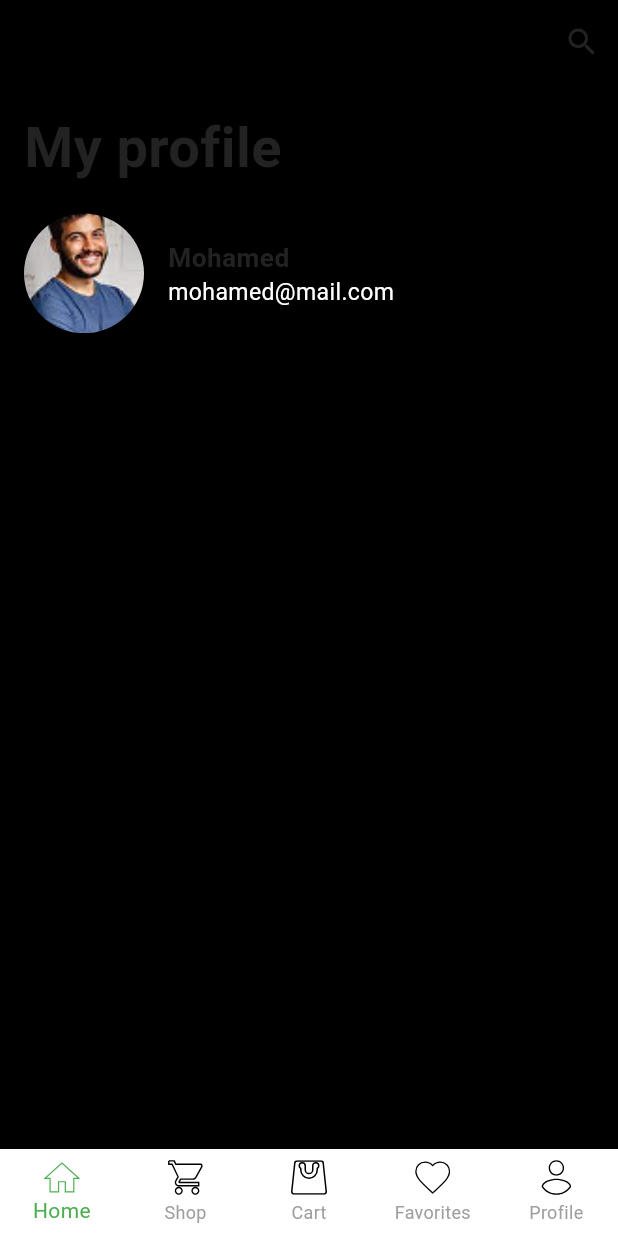
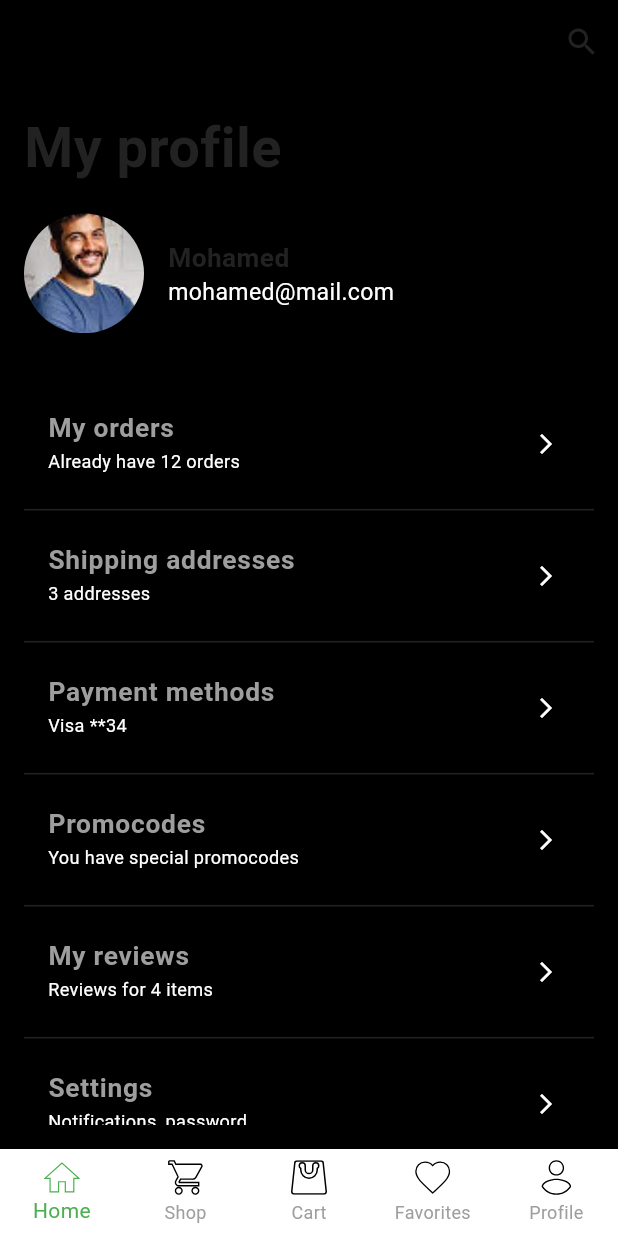
Before and after one commit to ideasandconceptsit/khayat_team1, a Flutter app: the screen it shows after launch, on a phone screen of 412 x 824 dp. Run offline on Flutter 3.47's test engine with Material 3 defaults, Android fonts, the phone set to English and light mode, and no system bars; our stand-ins replace dio, flutter_screenutil, flutter_svg, get, get_storage; missing offline and left inert: awesome_dio_interceptor; Roboto replaces fonts that are missing (Tajawal).

Commit message:
Add SliverListProfileOption widget and integrate it into Body widget

```diff
--- a/lib/features/profile/view/widget/body.dart
+++ b/lib/features/profile/view/widget/body.dart
@@ -1,6 +1,7 @@
 import 'package:flutter/material.dart';
 import 'package:flutter_screenutil/flutter_screenutil.dart';
 import 'package:team1_khayat/features/profile/view/widget/custom_cirecle_image.dart';
+import 'package:team1_khayat/features/profile/view/widget/sliver_list_profile_option.dart';
 
 import '../../../../core/widget/header_view_widget.dart';
 
@@ -18,8 +19,16 @@ class Body extends StatelessWidget {
                   SliverToBoxAdapter(
                   child: SizedBox(height: 17.h),
                 ),
-                                const SliverToBoxAdapter(
+                 const SliverToBoxAdapter(
                   child: CustomCirecleImage(),
+                ),
+                SliverToBoxAdapter(
+                  child: SizedBox(height: 37.h),
+                ),
+                SliverList(
+                  delegate: SliverChildListDelegate(
+                  [const SliverListProfileOption()],
+                  ),
                 ),
                 ],
             ),
--- /dev/null
+++ b/lib/features/profile/view/widget/profile_option.dart
@@ -0,0 +1,34 @@
+import 'package:flutter/material.dart';
+import 'package:team1_khayat/core/utils/app_colors.dart';
+import 'package:team1_khayat/core/utils/app_text_style.dart';
+
+class ProfileOption extends StatelessWidget {
+  final String title;
+  final String subtitle;
+  final VoidCallback? onTap;
+
+  ProfileOption({required this.title, required this.subtitle, this.onTap});
+
+  @override
+  Widget build(BuildContext context) {
+    return Column(
+      children: [
+        ListTile(
+          title: Text(
+            title,
+            style: AppStyles.tajawaltextStyle16.copyWith(
+              color: AppColors.grey
+            ),
+          ),
+          subtitle: Text(
+            subtitle,
+            style: AppStyles.tajawaltextStyle11,
+          ),
+          trailing: Icon(Icons.arrow_forward_ios, color: Colors.white, size: 16),
+          onTap: onTap,
+        ),
+        Divider(color: AppColors.black1),
+      ],
+    );
+  }
+}
--- /dev/null
+++ b/lib/features/profile/view/widget/sliver_list_profile_option.dart
@@ -0,0 +1,25 @@
+import 'package:flutter/material.dart';
+import 'package:team1_khayat/features/profile/view/widget/profile_option.dart';
+
+class SliverListProfileOption extends StatelessWidget {
+  const SliverListProfileOption({super.key});
+
+  @override
+  Widget build(BuildContext context) {
+    return ListView(
+    shrinkWrap: true,
+    physics: const NeverScrollableScrollPhysics(),
+    children: [
+      ProfileOption(
+        title: 'My orders', subtitle: 'Already have 12 orders',
+         onTap: () {
+        }),
+      ProfileOption(title: 'Shipping addresses', subtitle: '3 addresses'),
+      ProfileOption(title: 'Payment methods', subtitle: 'Visa **34'),
+      ProfileOption(title: 'Promocodes', subtitle: 'You have special promocodes'),
+      ProfileOption(title: 'My reviews', subtitle: 'Reviews for 4 items'),
+      ProfileOption(title: 'Settings', subtitle: 'Notifications, password'),
+    ],
+  );
+  }
+}
```
